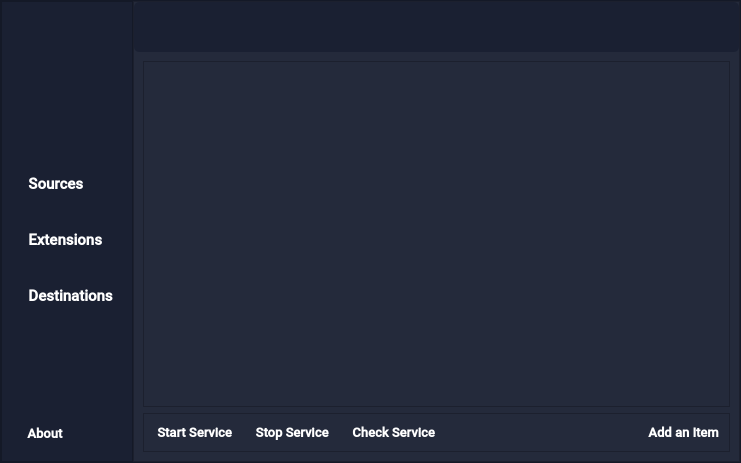
AndreaMalloni/Pathfinder, file UI/pathfinder-main.ui: the form before one commit.
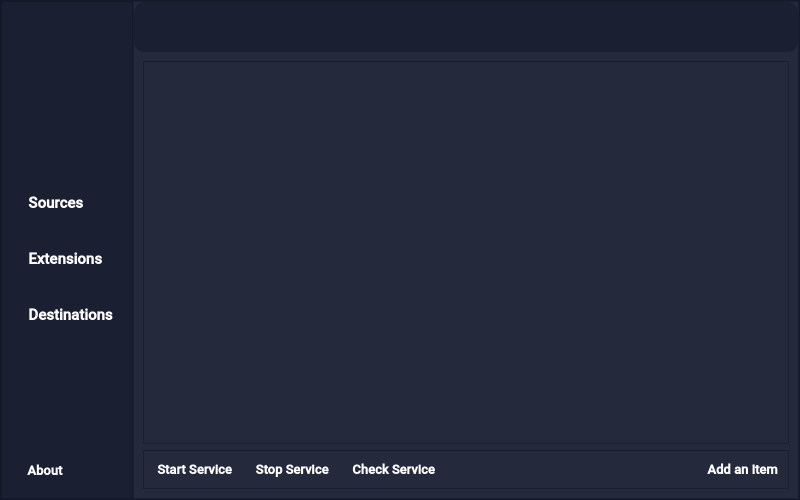
The form after the commit. Icons and pictures are not drawn.

```diff
--- a/UI/pathfinder-main.ui
+++ b/UI/pathfinder-main.ui
@@ -6,10 +6,16 @@
    <rect>
     <x>0</x>
     <y>0</y>
-    <width>741</width>
-    <height>463</height>
+    <width>800</width>
+    <height>500</height>
    </rect>
   </property>
+  <property name="minimumSize">
+   <size>
+    <width>800</width>
+    <height>500</height>
+   </size>
+  </property>
   <property name="windowTitle">
    <string>Pathfinder</string>
   </property>
@@ -647,36 +653,7 @@
            <number>0</number>
           </property>
           <item>
-           <widget class="QFrame" name="descriptionFrame">
-            <property name="minimumSize">
-             <size>
-              <width>0</width>
-              <height>50</height>
-             </size>
-            </property>
-            <property name="autoFillBackground">
-             <bool>false</bool>
-            </property>
-            <property name="styleSheet">
-             <string notr="true">background-color: rgb(26, 32, 50);
-border-radius: 5px;
-</string>
-            </property>
-            <property name="frameShape">
-             <enum>QFrame::StyledPanel</enum>
-            </property>
-            <property name="frameShadow">
-             <enum>QFrame::Raised</enum>
-            </property>
             <widget class="QLabel" name="descriptionLabel">
-             <property name="geometry">
-              <rect>
-               <x>0</x>
-               <y>0</y>
-               <width>571</width>
-               <height>50</height>
-              </rect>
-             </property>
              <property name="minimumSize">
               <size>
                <width>0</width>
@@ -707,6 +684,8 @@
              <property name="styleSheet">
               <string notr="true">QLabel
 {
+background-color: rgb(26, 32, 50);
+border-radius: 5px;
 color: rgb(255, 255, 255);
 border-radius: 10px;
 text-align: left;
@@ -732,7 +711,6 @@
               <set>Qt::LinksAccessibleByKeyboard|Qt::LinksAccessibleByMouse</set>
              </property>
             </widget>
-           </widget>
           </item>
           <item>
            <layout class="QVBoxLayout" name="contentLayout">
@@ -943,8 +921,8 @@
                    <rect>
                     <x>0</x>
                     <y>0</y>
-                    <width>550</width>
-                    <height>345</height>
+                    <width>609</width>
+                    <height>382</height>
                    </rect>
                   </property>
                   <property name="minimumSize">
```
Lines whose indentation alone changed are shown as unchanged.
